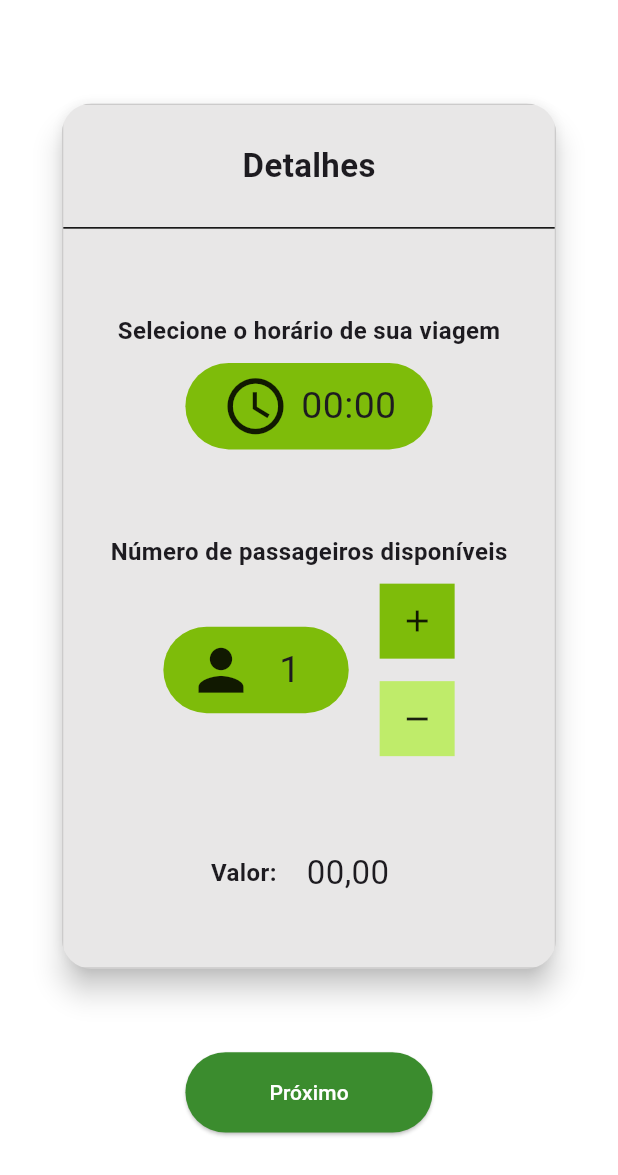
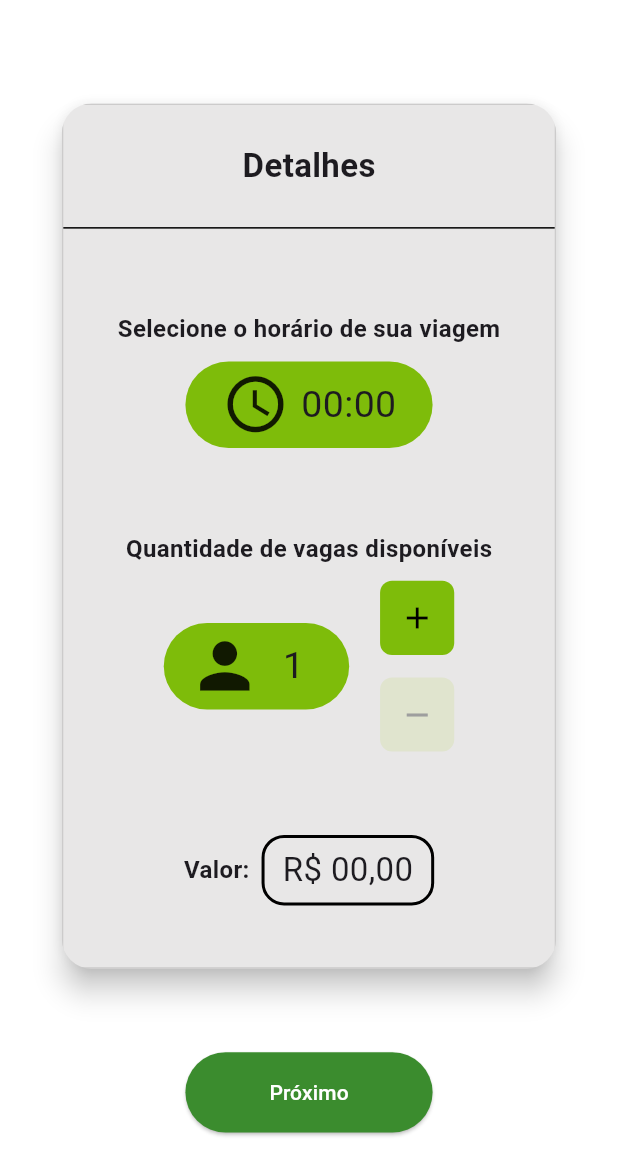
Before and after one commit to Br-Fernandes/IFRide, a Flutter app: the screen it shows after launch, after a tap on "Próximo", on a phone screen of 412 x 824 dp. Shown: the top 1175 px of the screen. Run offline on Flutter 3.47's test engine with Material 3 defaults, Android fonts, the phone set to English and light mode, and no system bars; our stand-ins replace auto_size_text, flutter_secure_storage, get; accounts and stored records are empty.

Commit message:
acao de valor

```diff
--- /dev/null
+++ b/lib/controllers/passenger_selector_controller.dart
@@ -0,0 +1,20 @@
+import 'package:get/get.dart';
+
+class PassengerSelectorController extends GetxController {
+  var passengerCount = 1.obs;
+
+  void increment() {
+    if (passengerCount.value < 6) {
+      passengerCount.value++;
+    }
+  }
+
+  void decrement() {
+    if (passengerCount.value > 1) {
+      passengerCount.value--;
+    }
+  }
+
+  bool get canIncrement => passengerCount.value < 6;
+  bool get canDecrement => passengerCount.value > 1;
+}
--- /dev/null
+++ b/lib/controllers/value_selector_controller.dart
@@ -0,0 +1,25 @@
+import 'package:get/get.dart';
+
+class ValueController extends GetxController {
+  RxString value = "00,00".obs;
+  RxBool isEditing = false.obs;
+
+  void updateValue(String newValue) {
+    // Remove tudo que não é número
+    String numbers = newValue.replaceAll(RegExp(r'[^0-9]'), '');
+
+    // Limita a 4 dígitos
+    if (numbers.length > 4) {
+      numbers = numbers.substring(numbers.length - 4);
+    }
+
+    // Adiciona zeros à esquerda
+    numbers = numbers.padLeft(4, '0');
+
+    // Formata "00,00"
+    String reais = numbers.substring(0, 2);
+    String centavos = numbers.substring(2);
+
+    value.value = "$reais,$centavos";
+  }
+}
--- a/lib/views/widgets/recurring_ride.dart
+++ b/lib/views/widgets/recurring_ride.dart
@@ -140,8 +140,8 @@ class _ExpandableRideCardState extends State<ExpandableRideCard> {
           mainAxisAlignment: MainAxisAlignment.spaceBetween,
           children: [
             TimeSelector(),
-            const PassengerSelector(),
-            const ValueDisplay(),
+            PassengerSelector(),
+            ValueDisplay(),
           ],
         ),
       ),
--- a/lib/views/widgets/ride_card_widgets/passenger_selector.dart
+++ b/lib/views/widgets/ride_card_widgets/passenger_selector.dart
@@ -1,16 +1,22 @@
 import 'package:flutter/material.dart';
+import 'package:get/get.dart';
+import 'package:if_ride/controllers/passenger_selector_controller.dart';
 
 class PassengerSelector extends StatelessWidget {
-  const PassengerSelector();
+  PassengerSelector({Key? key}) : super(key: key);
+
+  final PassengerSelectorController controller =
+      Get.put(PassengerSelectorController());
 
   @override
   Widget build(BuildContext context) {
     final size = MediaQuery.of(context).size;
 
+    return Obx(() {
       return Column(
         children: [
           const Text(
-          "N\u00famero de passageiros dispon\u00edveis",
+            "Quantidade de vagas disponíveis",
             style: TextStyle(fontSize: 16, fontWeight: FontWeight.bold),
           ),
           const SizedBox(height: 10),
@@ -25,12 +31,15 @@ class PassengerSelector extends StatelessWidget {
                   borderRadius: BorderRadius.circular(45),
                   color: Theme.of(context).canvasColor,
                 ),
-              child: const Row(
+                child: Row(
                   mainAxisAlignment: MainAxisAlignment.spaceBetween,
                   children: [
-                  Icon(Icons.person, size: 45.0,),
-                  Text("1", style: TextStyle(fontSize: 25)),
-                  SizedBox(),
+                    Icon(Icons.person, size: Get.height * 0.06),
+                    Text(
+                      controller.passengerCount.value.toString(),
+                      style: const TextStyle(fontSize: 25),
+                    ),
+                    const SizedBox(),
                   ],
                 ),
               ),
@@ -38,20 +47,46 @@ class PassengerSelector extends StatelessWidget {
               Column(
                 children: [
                   InkWell(
+                    onTap: controller.canIncrement
+                        ? controller.increment
+                        : null,
                     child: Container(
-                    height: 50,
-                    width: 50,
-                    color: Theme.of(context).canvasColor,
-                    child: const Icon(Icons.add),
+                      height: Get.height * 0.06,
+                      width: Get.height * 0.06,
+                      decoration: BoxDecoration(
+                        color: controller.canIncrement
+                            ? Theme.of(context).canvasColor
+                            : const Color.fromARGB(50, 191, 215, 106),
+                        borderRadius: BorderRadius.circular(8),
+                      ),
+                      child: Icon(
+                        Icons.add,
+                        color: controller.canIncrement
+                            ? Colors.black
+                            : Colors.grey,
+                      ),
                     ),
                   ),
                   const SizedBox(height: 15),
                   InkWell(
+                    onTap: controller.canDecrement
+                        ? controller.decrement
+                        : null,
                     child: Container(
-                    height: 50,
-                    width: 50,
-                    color: const Color.fromARGB(255, 191, 236, 106),
-                    child: const Icon(Icons.remove),
+                      height: Get.height * 0.06,
+                      width: Get.height * 0.06,
+                      decoration: BoxDecoration(
+                        color: controller.canDecrement
+                            ? const Color.fromARGB(255, 191, 236, 106)
+                            : const Color.fromARGB(50, 191, 215, 106),
+                        borderRadius: BorderRadius.circular(8),
+                      ),
+                      child: Icon(
+                        Icons.remove,
+                        color: controller.canDecrement
+                            ? Colors.black
+                            : Colors.grey,
+                      ),
                     ),
                   ),
                 ],
@@ -60,5 +95,6 @@ class PassengerSelector extends StatelessWidget {
           ),
         ],
       );
+    });
   }
 }
--- a/lib/views/widgets/ride_card_widgets/value_display.dart
+++ b/lib/views/widgets/ride_card_widgets/value_display.dart
@@ -1,7 +1,11 @@
 import 'package:flutter/material.dart';
+import 'package:get/get.dart';
+import 'package:if_ride/controllers/value_selector_controller.dart';
 
 class ValueDisplay extends StatelessWidget {
-  const ValueDisplay();
+  ValueDisplay({Key? key}) : super(key: key);
+
+  final ValueController controller = Get.put(ValueController());
 
   @override
   Widget build(BuildContext context) {
@@ -13,11 +17,64 @@ class ValueDisplay extends StatelessWidget {
           style: TextStyle(fontSize: 16, fontWeight: FontWeight.bold),
         ),
         const SizedBox(width: 8),
-        InkWell(
-          customBorder: const OutlineInputBorder(),
-          child: const Padding(
-            padding: EdgeInsets.symmetric(horizontal: 12, vertical: 6),
-            child: Text("00,00", style: TextStyle(fontSize: 22)),
+        GestureDetector(
+          onTap: () {
+            controller.isEditing.value = true;
+            FocusScope.of(context).requestFocus(FocusNode());
+          },
+          child: Stack(
+            children: [
+              // Texto visível
+              Obx(() {
+                return Container(
+                  padding: const EdgeInsets.symmetric(horizontal: 12, vertical: 6),
+                  decoration: BoxDecoration(
+                    border: Border.all(
+                      color: Colors.black,
+                      width: 2,
+                    ),
+                    borderRadius: BorderRadius.circular(15),
+                  ),
+                  child: Row(
+                    children: [
+                      const Text("R\$ ", style: TextStyle(fontSize: 22)),
+                      Text(
+                        controller.value.value,
+                        style: const TextStyle(fontSize: 22),
+                      ),
+                    ],
+                  ),
+                );
+              }),
+
+              // TextField INVISÍVEL que captura o teclado
+              Obx(() {
+                if (!controller.isEditing.value) return const SizedBox.shrink();
+
+                return Positioned.fill(
+                  child: Opacity(
+                    opacity: 0, // Totalmente invisível
+                    child: TextField(
+                      autofocus: true,
+                      keyboardType: TextInputType.number,
+                      style: const TextStyle(fontSize: 22),
+                      decoration: const InputDecoration(
+                        border: InputBorder.none,
+                      ),
+                      onChanged: (text) {
+                        controller.updateValue(text);
+                      },
+                      onEditingComplete: () {
+                        controller.isEditing.value = false;
+                      },
+                      onSubmitted: (_) {
+                        controller.isEditing.value = false;
+                      },
+                    ),
+                  ),
+                );
+              }),
+            ],
           ),
         ),
       ],
--- a/lib/views/widgets/steptwo_ride.dart
+++ b/lib/views/widgets/steptwo_ride.dart
@@ -51,9 +51,9 @@ class RideCard extends StatelessWidget {
               //const SizedBox(height: 20),
               TimeSelector(),
               //const SizedBox(height: 20),
-              const PassengerSelector(),
+              PassengerSelector(),
               //const SizedBox(height: 20),
-              const ValueDisplay(),
+              ValueDisplay(),
             ],
           ),
         ),
```
Lines whose indentation alone changed are shown as unchanged.
